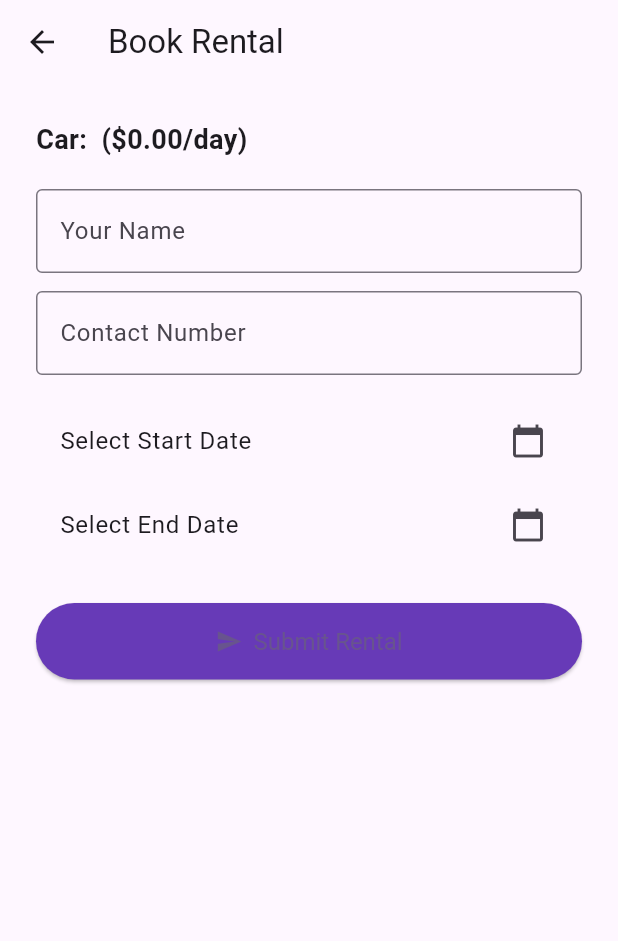
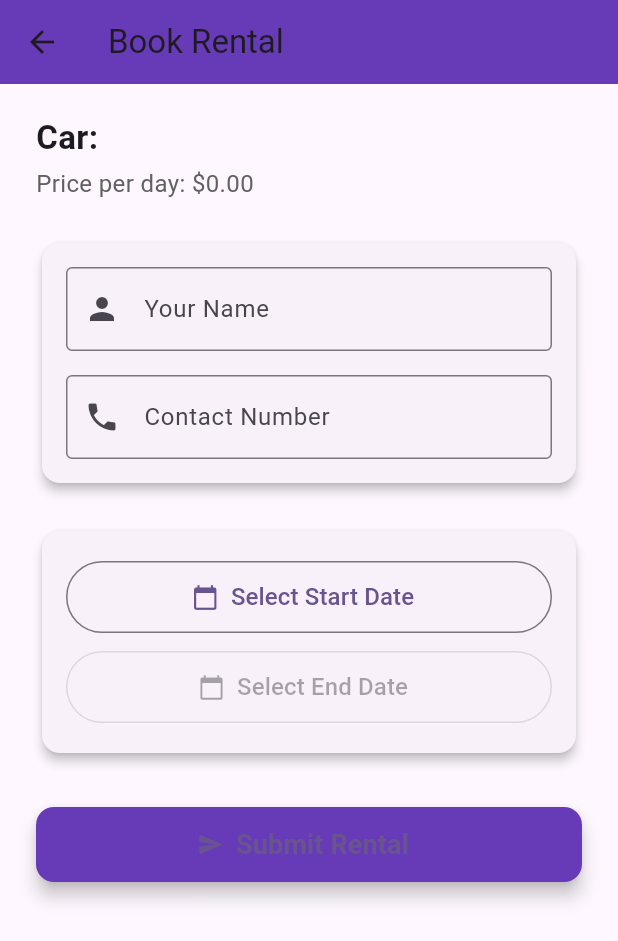
Before and after one commit to Raash12/Car-Marketplace-Innovation-via-Flutter, a Flutter app: the RentalBookingPage screen opened directly with empty values, on a phone screen of 412 x 824 dp. Shown: the top 941 px of the screen. Run offline on Flutter 3.47's test engine with Material 3 defaults, Android fonts, the light colour scheme and no system bars; our stand-ins replace cloud_firestore, file_picker, firebase_auth, firebase_core, image_picker; accounts and stored records are empty.

Commit message:
Rental Design

```diff
--- a/lib/screens/RentalBookingPage.dart
+++ b/lib/screens/RentalBookingPage.dart
@@ -27,7 +27,6 @@ class _RentalBookingPageState extends State<RentalBookingPage> {
   }
 
   double _parsePrice(dynamic price) {
-    // Safely parse rentPrice whether it's int, double or string
     if (price == null) return 0.0;
     if (price is double) return price;
     if (price is int) return price.toDouble();
@@ -100,7 +99,7 @@ class _RentalBookingPageState extends State<RentalBookingPage> {
   Future<void> _pickDate(BuildContext context, bool isStart) async {
     final picked = await showDatePicker(
       context: context,
-      initialDate: DateTime.now(),
+      initialDate: isStart ? (_startDate ?? DateTime.now()) : (_endDate ?? (_startDate ?? DateTime.now())),
       firstDate: DateTime.now(),
       lastDate: DateTime.now().add(const Duration(days: 365)),
     );
@@ -108,7 +107,9 @@ class _RentalBookingPageState extends State<RentalBookingPage> {
       setState(() {
         if (isStart) {
           _startDate = picked;
-          _endDate = null; // reset end date if start date changes
+          if (_endDate != null && _endDate!.isBefore(_startDate!)) {
+            _endDate = null; // reset end date if invalid
+          }
         } else {
           _endDate = picked;
         }
@@ -120,85 +121,165 @@ class _RentalBookingPageState extends State<RentalBookingPage> {
   @override
   Widget build(BuildContext context) {
     final pricePerDay = _parsePrice(widget.carData['rentPrice']);
+
     return Scaffold(
-      appBar: AppBar(title: const Text("Book Rental")),
-      body: Padding(
-        padding: const EdgeInsets.all(24),
+      appBar: AppBar(
+        title: const Text("Book Rental"),
+        backgroundColor: Colors.deepPurple,
+      ),
+      body: SingleChildScrollView(
+        padding: const EdgeInsets.symmetric(horizontal: 24, vertical: 20),
         child: Form(
           key: _formKey,
-          child: ListView(
+          child: Column(
+            crossAxisAlignment: CrossAxisAlignment.start,
             children: [
               Text(
-                'Car: ${widget.carData['name']} (\$${pricePerDay.toStringAsFixed(2)}/day)',
-                style: const TextStyle(fontSize: 18, fontWeight: FontWeight.bold),
+                'Car: ${widget.carData['name']}',
+                style: const TextStyle(fontSize: 22, fontWeight: FontWeight.bold),
               ),
-              const SizedBox(height: 20),
+              const SizedBox(height: 4),
+              Text(
+                'Price per day: \$${pricePerDay.toStringAsFixed(2)}',
+                style: TextStyle(fontSize: 16, color: Colors.grey[700]),
+              ),
+              const SizedBox(height: 24),
+
+              Card(
+                elevation: 3,
+                shape: RoundedRectangleBorder(borderRadius: BorderRadius.circular(12)),
+                child: Padding(
+                  padding: const EdgeInsets.all(16),
+                  child: Column(
+                    children: [
+                      // Name field
                       TextFormField(
                         controller: _nameController,
                         decoration: const InputDecoration(
                           labelText: 'Your Name',
+                          prefixIcon: Icon(Icons.person),
                           border: OutlineInputBorder(),
                         ),
                         validator: (value) =>
                             value == null || value.isEmpty ? 'Enter your name' : null,
                       ),
-              const SizedBox(height: 12),
+                      const SizedBox(height: 16),
+
+                      // Contact field
                       TextFormField(
                         controller: _contactController,
                         keyboardType: TextInputType.phone,
                         decoration: const InputDecoration(
                           labelText: 'Contact Number',
+                          prefixIcon: Icon(Icons.phone),
                           border: OutlineInputBorder(),
                         ),
                         validator: (value) =>
                             value == null || value.isEmpty ? 'Enter contact number' : null,
                       ),
-              const SizedBox(height: 16),
-              ListTile(
-                title: Text(
+                    ],
+                  ),
+                ),
+              ),
+
+              const SizedBox(height: 24),
+
+              // Date pickers inside card
+              Card(
+                elevation: 3,
+                shape: RoundedRectangleBorder(borderRadius: BorderRadius.circular(12)),
+                child: Padding(
+                  padding: const EdgeInsets.symmetric(vertical: 20, horizontal: 16),
+                  child: Column(
+                    children: [
+                      OutlinedButton.icon(
+                        icon: const Icon(Icons.calendar_today),
+                        label: Text(
                           _startDate == null
                               ? 'Select Start Date'
                               : 'Start Date: ${DateFormat('yyyy-MM-dd').format(_startDate!)}',
+                          style: const TextStyle(fontSize: 16),
                         ),
-                trailing: const Icon(Icons.calendar_today),
-                onTap: () => _pickDate(context, true),
+                        onPressed: () => _pickDate(context, true),
+                        style: OutlinedButton.styleFrom(
+                          minimumSize: const Size.fromHeight(48),
                         ),
-              ListTile(
-                title: Text(
+                      ),
+                      const SizedBox(height: 12),
+                      OutlinedButton.icon(
+                        icon: const Icon(Icons.calendar_today),
+                        label: Text(
                           _endDate == null
                               ? 'Select End Date'
                               : 'End Date: ${DateFormat('yyyy-MM-dd').format(_endDate!)}',
+                          style: const TextStyle(fontSize: 16),
                         ),
-                trailing: const Icon(Icons.calendar_today),
-                onTap: () => _pickDate(context, false),
+                        onPressed: _startDate == null ? null : () => _pickDate(context, false),
+                        style: OutlinedButton.styleFrom(
+                          minimumSize: const Size.fromHeight(48),
                         ),
+                      ),
+                    ],
+                  ),
+                ),
+              ),
+
               if (_totalPrice != null) ...[
-                const SizedBox(height: 12),
+                const SizedBox(height: 24),
+                Card(
+                  color: Colors.green[50],
+                  elevation: 2,
+                  shape: RoundedRectangleBorder(borderRadius: BorderRadius.circular(12)),
+                  child: Padding(
+                    padding: const EdgeInsets.symmetric(vertical: 16, horizontal: 20),
+                    child: Column(
+                      crossAxisAlignment: CrossAxisAlignment.start,
+                      children: [
                         Text(
                           'Price Per Day: \$${pricePerDay.toStringAsFixed(2)}',
                           style: const TextStyle(fontSize: 16),
                         ),
                         if (_startDate != null && _endDate != null) ...[
+                          const SizedBox(height: 4),
                           Text(
                             'Total Days: ${_endDate!.difference(_startDate!).inDays + 1}',
                             style: const TextStyle(fontSize: 16),
                           ),
                         ],
-                const SizedBox(height: 4),
+                        const SizedBox(height: 8),
                         Text(
                           'Total Price: \$${_totalPrice!.toStringAsFixed(2)}',
-                  style: const TextStyle(fontSize: 18, color: Colors.green, fontWeight: FontWeight.bold),
+                          style: const TextStyle(
+                            fontSize: 20,
+                            fontWeight: FontWeight.bold,
+                            color: Colors.green,
+                          ),
                         ),
                       ],
-              const SizedBox(height: 24),
-              ElevatedButton.icon(
+                    ),
+                  ),
+                ),
+              ],
+
+              const SizedBox(height: 32),
+
+              SizedBox(
+                width: double.infinity,
+                height: 50,
+                child: ElevatedButton.icon(
                   onPressed: _submitBooking,
                   icon: const Icon(Icons.send),
-                label: const Text('Submit Rental'),
+                  label: const Text(
+                    'Submit Rental',
+                    style: TextStyle(fontSize: 18, fontWeight: FontWeight.w600),
+                  ),
                   style: ElevatedButton.styleFrom(
-                  padding: const EdgeInsets.symmetric(vertical: 16),
                     backgroundColor: Colors.deepPurple,
-                  textStyle: const TextStyle(fontSize: 16),
+                    shape: RoundedRectangleBorder(
+                      borderRadius: BorderRadius.circular(12),
+                    ),
+                    elevation: 5,
+                  ),
                 ),
               ),
             ],
```
Lines whose indentation alone changed are shown as unchanged.
